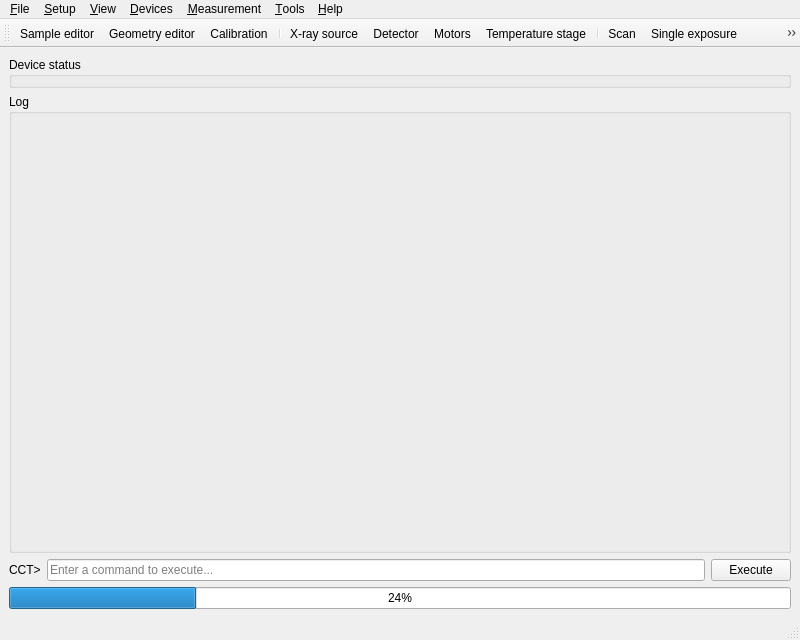
Old version of the form cct/qtgui/mainwindow/mainwindow.ui in the repository awacha/cct.
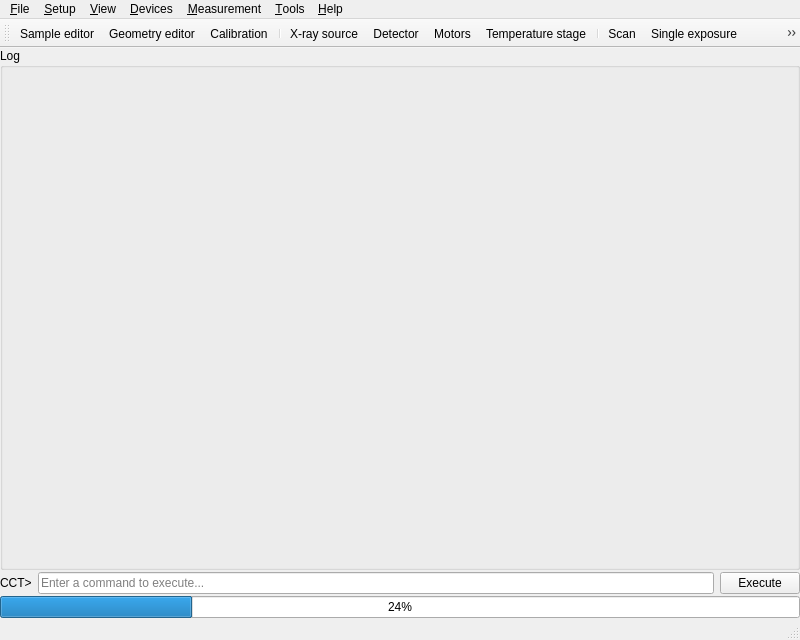
New version of the form. Icons and pictures are not drawn.

Commit message: Device status bar added to the main window

What changed in the file:
```diff
--- a/cct/qtgui/mainwindow/mainwindow.ui
+++ b/cct/qtgui/mainwindow/mainwindow.ui
@@ -19,18 +19,23 @@
   </property>
   <widget class="QWidget" name="centralwidget">
    <layout class="QVBoxLayout" name="verticalLayout">
+    <property name="spacing">
+     <number>2</number>
+    </property>
+    <property name="leftMargin">
+     <number>0</number>
+    </property>
+    <property name="topMargin">
+     <number>0</number>
+    </property>
+    <property name="rightMargin">
+     <number>0</number>
+    </property>
+    <property name="bottomMargin">
+     <number>0</number>
+    </property>
     <item>
-     <widget class="QGroupBox" name="deviceStatusGroupBox">
-      <property name="sizePolicy">
-       <sizepolicy hsizetype="Preferred" vsizetype="Minimum">
-        <horstretch>0</horstretch>
-        <verstretch>0</verstretch>
-       </sizepolicy>
-      </property>
-      <property name="title">
-       <string>Device status</string>
-      </property>
-     </widget>
+     <layout class="QVBoxLayout" name="deviceStatusBarLayout"/>
     </item>
     <item>
      <widget class="QGroupBox" name="logViewerGroupBox">
```
The commit also changes 5 other files.
